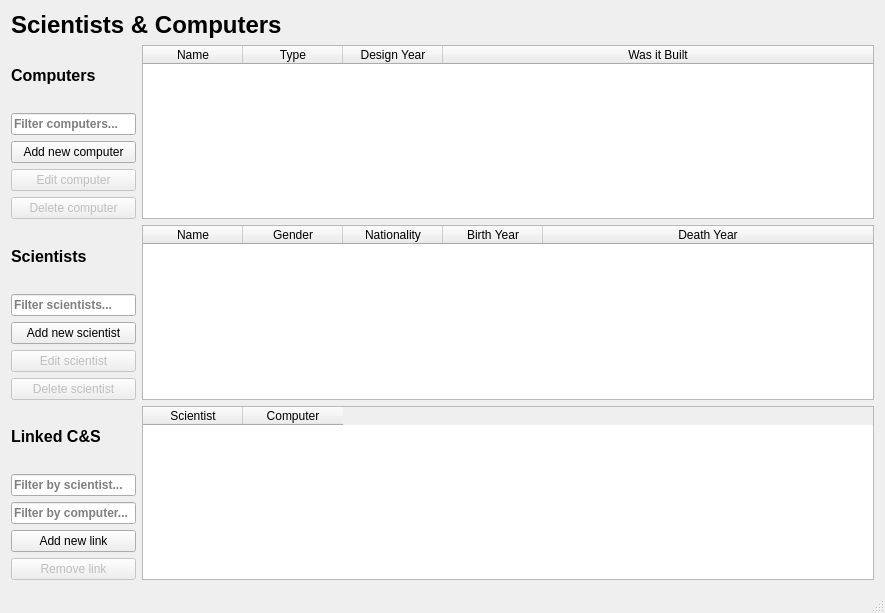
Above: VLN1-H32/mainwindow.ui from Kristian15/VLN1-Hopur32 before the change. Below: the same form after it.
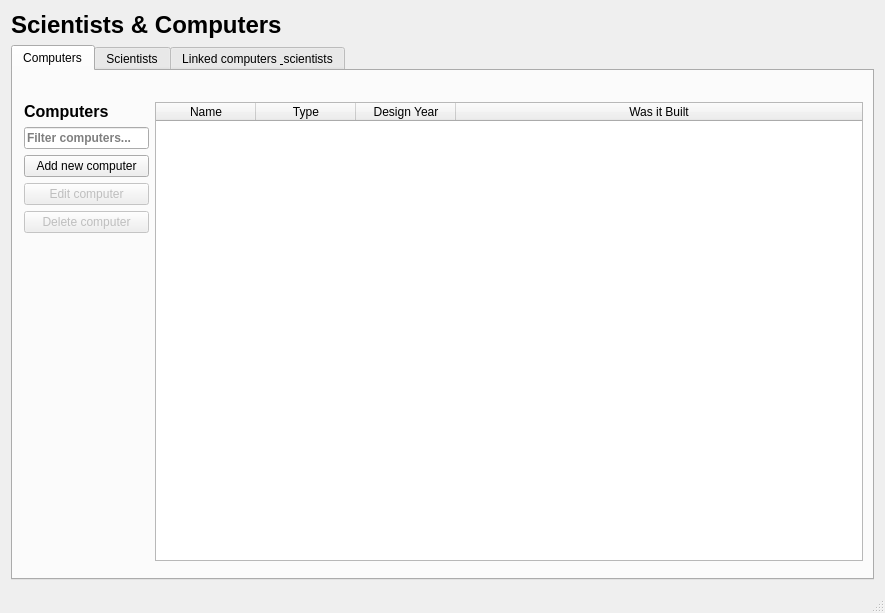
That is the form after the change. The open tabs and pages were chosen to show the change. Icons and pictures are not drawn.

```diff
--- a/VLN1-H32/mainwindow.ui
+++ b/VLN1-H32/mainwindow.ui
@@ -33,8 +33,26 @@
      </widget>
     </item>
     <item>
-     <layout class="QVBoxLayout" name="verticalLayout3">
-      <item>
+     <widget class="QTabWidget" name="tabWidget">
+      <property name="currentIndex">
+       <number>2</number>
+      </property>
+      <widget class="QWidget" name="tab_computers">
+       <property name="enabled">
+        <bool>true</bool>
+       </property>
+       <attribute name="title">
+        <string>Computers</string>
+       </attribute>
+       <widget class="QWidget" name="">
+        <property name="geometry">
+         <rect>
+          <x>0</x>
+          <y>20</y>
+          <width>861</width>
+          <height>481</height>
+         </rect>
+        </property>
        <layout class="QHBoxLayout" name="horizontalLayout3_1">
         <item>
          <layout class="QVBoxLayout" name="verticalLayout3_1">
@@ -100,6 +118,19 @@
             </property>
            </widget>
           </item>
+           <item>
+            <spacer name="verticalSpacer_computers">
+             <property name="orientation">
+              <enum>Qt::Vertical</enum>
+             </property>
+             <property name="sizeHint" stdset="0">
+              <size>
+               <width>20</width>
+               <height>40</height>
+              </size>
+             </property>
+            </spacer>
+           </item>
          </layout>
         </item>
         <item>
@@ -161,12 +192,24 @@
          </widget>
         </item>
        </layout>
-      </item>
-     </layout>
-    </item>
-    <item>
-     <layout class="QVBoxLayout" name="verticalLayout2">
-      <item>
+       </widget>
+       <zorder>label_computerHeading</zorder>
+       <zorder></zorder>
+       <zorder></zorder>
+      </widget>
+      <widget class="QWidget" name="tab_scientists">
+       <attribute name="title">
+        <string>Scientists</string>
+       </attribute>
+       <widget class="QWidget" name="">
+        <property name="geometry">
+         <rect>
+          <x>0</x>
+          <y>20</y>
+          <width>861</width>
+          <height>491</height>
+         </rect>
+        </property>
        <layout class="QHBoxLayout" name="horizontalLayout2_1">
         <property name="sizeConstraint">
          <enum>QLayout::SetDefaultConstraint</enum>
@@ -242,6 +285,19 @@
             </property>
            </widget>
           </item>
+           <item>
+            <spacer name="verticalSpacer_scientists">
+             <property name="orientation">
+              <enum>Qt::Vertical</enum>
+             </property>
+             <property name="sizeHint" stdset="0">
+              <size>
+               <width>20</width>
+               <height>40</height>
+              </size>
+             </property>
+            </spacer>
+           </item>
          </layout>
         </item>
         <item>
@@ -278,7 +334,7 @@
            <number>5</number>
           </property>
           <attribute name="horizontalHeaderVisible">
-           <bool>true</bool>
+            <bool>false</bool>
           </attribute>
           <attribute name="horizontalHeaderStretchLastSection">
            <bool>true</bool>
@@ -314,12 +370,21 @@
          </widget>
         </item>
        </layout>
-      </item>
-     </layout>
-    </item>
-    <item>
-     <layout class="QVBoxLayout" name="verticalLayout1">
-      <item>
+       </widget>
+      </widget>
+      <widget class="QWidget" name="tab_links">
+       <attribute name="title">
+        <string>Linked computers &amp; scientists</string>
+       </attribute>
+       <widget class="QWidget" name="">
+        <property name="geometry">
+         <rect>
+          <x>0</x>
+          <y>20</y>
+          <width>861</width>
+          <height>481</height>
+         </rect>
+        </property>
        <layout class="QHBoxLayout" name="horizontalLayout1_1">
         <item>
          <layout class="QVBoxLayout" name="verticalLayout1_2">
@@ -402,6 +467,19 @@
             </property>
            </widget>
           </item>
+           <item>
+            <spacer name="verticalSpacer_links">
+             <property name="orientation">
+              <enum>Qt::Vertical</enum>
+             </property>
+             <property name="sizeHint" stdset="0">
+              <size>
+               <width>20</width>
+               <height>40</height>
+              </size>
+             </property>
+            </spacer>
+           </item>
          </layout>
         </item>
         <item>
@@ -419,8 +497,9 @@
          </widget>
         </item>
        </layout>
-      </item>
-     </layout>
+       </widget>
+      </widget>
+     </widget>
     </item>
    </layout>
   </widget>
```
Left out of the diff: 2 changed lines with no effect on the pictures. Lines whose indentation alone changed are shown as unchanged.
